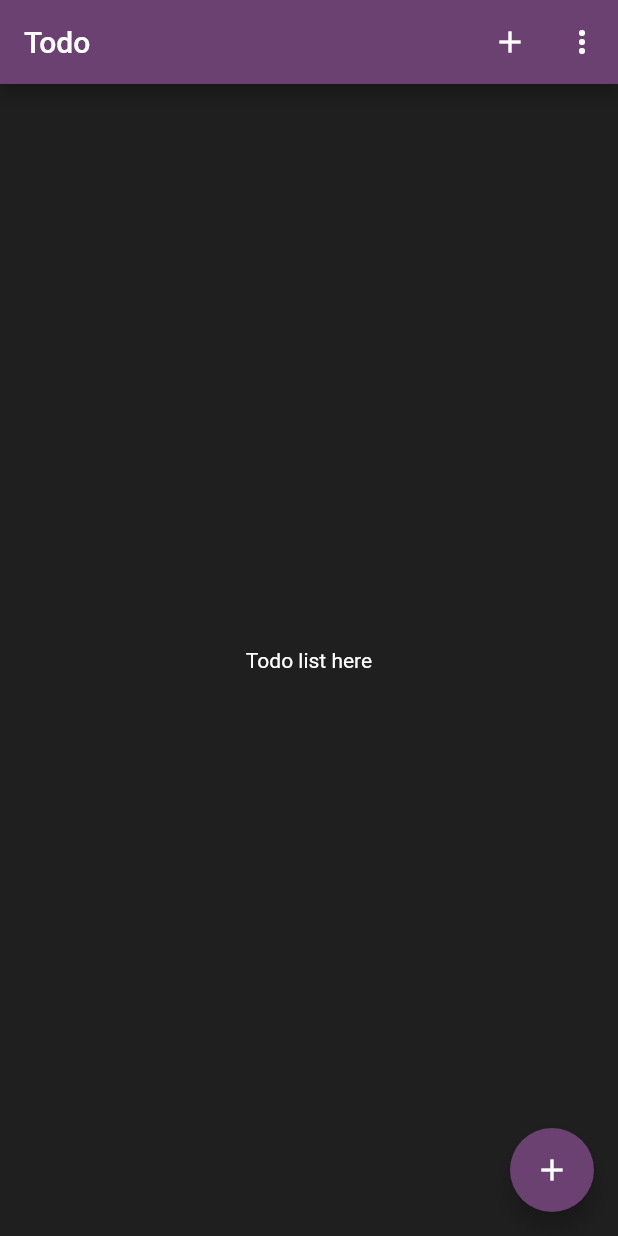
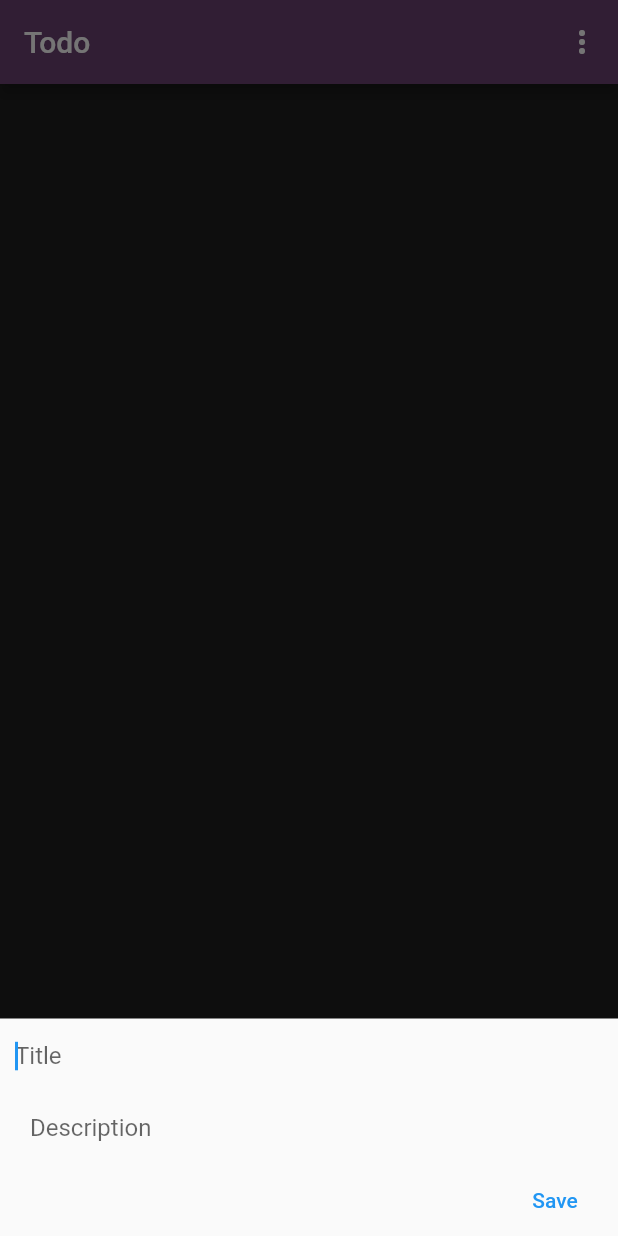
Before and after one commit to SunkenInTime/Boyant-Notes, a Flutter app: the TodoView screen opened directly, after a tap on the "add" icon, on a phone screen of 412 x 824 dp. Run offline on Flutter 3.47's test engine with Material 2 defaults, Android fonts, the phone set to English and light mode, and no system bars; our stand-ins replace cloud_firestore, firebase_auth, firebase_core, share_plus; accounts and stored records are empty.

Commit message:
Visible todo items

```diff
--- a/lib/utilities/dialogs/delete_dialog.dart
+++ b/lib/utilities/dialogs/delete_dialog.dart
@@ -4,8 +4,8 @@ import 'package:mynotes/utilities/dialogs/show_dialog.dart';
 Future<bool> showDeleteDialog(BuildContext context) {
   return showGenericDialog(
     context: context,
-    title: "Delete note",
-    content: "Are you sure you want to delete this note forever?",
+    title: "Delete item",
+    content: "Are you sure you want to delete this item forever?",
     optionsBuilder: () => {
       "Cancel": false,
       "Yes": true,
--- /dev/null
+++ b/lib/views/todo/todo_list_view.dart
@@ -0,0 +1,71 @@
+import 'package:flutter/material.dart';
+import 'package:mynotes/utilities/dialogs/delete_dialog.dart';
+
+import '../../services/cloud/todo/cloud_todo.dart';
+
+typedef TodoCallback = void Function(CloudTodo todo);
+
+class TodoListView extends StatelessWidget {
+  final Iterable<CloudTodo> todos;
+  final TodoCallback onDeleteTodo;
+  final TodoCallback onTap;
+  final TodoCallback onCheckTrue;
+  final TodoCallback onCheckFalse;
+
+  const TodoListView(
+      {Key? key,
+      required this.todos,
+      required this.onDeleteTodo,
+      required this.onTap,
+      required this.onCheckTrue,
+      required this.onCheckFalse})
+      : super(key: key);
+
+  @override
+  Widget build(BuildContext context) {
+    return ListView.builder(
+      itemCount: todos.length,
+      itemBuilder: (context, index) {
+        final todo = todos.elementAt(index);
+        return ListTile(
+          onTap: () {
+            onTap(todo);
+          },
+          title: Text(
+            todo.title,
+            style: const TextStyle(color: Colors.white),
+          ),
+          subtitle: Text(
+            todo.description,
+            style: const TextStyle(color: Colors.white70),
+            maxLines: 1,
+            softWrap: true,
+            overflow: TextOverflow.ellipsis,
+          ),
+          trailing: IconButton(
+            onPressed: () async {
+              final shouldDelete = await showDeleteDialog(context);
+              if (shouldDelete) {
+                onDeleteTodo(todo);
+              }
+            },
+            icon: const Icon(
+              Icons.delete,
+              color: Color.fromARGB(255, 102, 102, 102),
+            ),
+          ),
+          leading: Checkbox(
+            value: todo.isChecked,
+            onChanged: (value) {
+              if (value == true) {
+                onCheckTrue(todo);
+              } else {
+                onCheckFalse(todo);
+              }
+            },
+          ),
+        );
+      },
+    );
+  }
+}
--- a/lib/views/todo/todo_view.dart
+++ b/lib/views/todo/todo_view.dart
@@ -1,5 +1,8 @@
+// ignore_for_file: use_build_context_synchronously
+
 import 'package:flutter/material.dart';
 import 'package:mynotes/services/cloud/firebase_cloud_storage.dart';
+import 'package:mynotes/views/todo/todo_list_view.dart';
 
 import '../../constants/routes.dart';
 import '../../enums/menu_action.dart';
@@ -19,6 +22,7 @@ class _TodoViewState extends State<TodoView> {
   late final FirebaseCloudStorage _todoService;
   late final TextEditingController _titleController;
   late final TextEditingController _descriptionController;
+  String get userId => AuthService.firebase().currentUser!.id;
 
   @override
   void initState() {
@@ -29,6 +33,13 @@ class _TodoViewState extends State<TodoView> {
   }
 
   @override
+  void dispose() {
+    _titleController.dispose();
+    _descriptionController.dispose();
+    super.dispose();
+  }
+
+  @override
   Widget build(BuildContext context) {
     return Scaffold(
       backgroundColor: bgColor,
@@ -36,10 +47,6 @@ class _TodoViewState extends State<TodoView> {
         title: const Text("Todo"),
         backgroundColor: themeColor,
         actions: [
-          IconButton(
-            onPressed: () {},
-            icon: const Icon(Icons.add),
-          ),
           PopupMenuButton<MenuAction>(
             onSelected: (value) async {
               switch (value) {
@@ -68,11 +75,51 @@ class _TodoViewState extends State<TodoView> {
           ),
         ],
       ),
-      body: const Center(
-        child: Text(
-          "Todo list here",
-          style: TextStyle(color: Colors.white),
-        ),
+      body: StreamBuilder(
+        stream: _todoService.allTodo(ownerUserId: userId),
+        builder: ((context, snapshot) {
+          switch (snapshot.connectionState) {
+            case ConnectionState.waiting:
+
+            case ConnectionState.active:
+              if (snapshot.hasData) {
+                final allTodo = snapshot.data as Iterable<CloudTodo>;
+                return TodoListView(
+                  todos: allTodo,
+                  onDeleteTodo: (todo) async {
+                    await _todoService.deleteTodo(documentId: todo.documentId);
+                  },
+                  onTap: (todo) {
+                    print("");
+                  },
+                  onCheckTrue: (todo) async {
+                    await _todoService.checkTodo(
+                        documentId: todo.documentId, isChecked: true);
+                  },
+                  onCheckFalse: (todo) async {
+                    await _todoService.checkTodo(
+                        documentId: todo.documentId, isChecked: false);
+                  },
+                );
+              } else {
+                return Center(
+                  child: SizedBox(
+                    width: sizedBoxWidth,
+                    height: sizedBoxHeight,
+                    child: Center(child: loadingCircle),
+                  ),
+                );
+              }
+            default:
+              return Center(
+                child: SizedBox(
+                  width: sizedBoxWidth,
+                  height: sizedBoxHeight,
+                  child: Center(child: loadingCircle),
+                ),
+              );
+          }
+        }),
       ),
       floatingActionButton: FloatingActionButton(
         onPressed: (() {
@@ -88,15 +135,10 @@ class _TodoViewState extends State<TodoView> {
   showTextAreaSheet(BuildContext context) async {
     final currentUser = AuthService.firebase().currentUser!;
     final userId = currentUser.id;
-    final CloudTodo todo =
-        await _todoService.createNewTodo(ownerUserId: userId);
-
-    void _titleControllerListener() async {
-      final title = _titleController.text;
-    }
 
     showModalBottomSheet(
         isScrollControlled: true,
+        isDismissible: true,
         context: context,
         builder: (BuildContext context) {
           return Padding(
@@ -108,24 +150,51 @@ class _TodoViewState extends State<TodoView> {
               mainAxisSize: MainAxisSize.min,
               children: [
                 createSpace(1),
-                const TextField(
+                TextField(
+                  controller: _titleController,
                   keyboardType: TextInputType.multiline,
                   autofocus: true,
                   maxLines: null,
-                  decoration: InputDecoration(
+                  decoration: const InputDecoration(
                     contentPadding: EdgeInsets.only(left: 10),
                     border: InputBorder.none,
                     hintText: "Title",
                   ),
                 ),
-                const TextField(
-                  style: TextStyle(height: 1),
-                  decoration: InputDecoration(
+                TextField(
+                  controller: _descriptionController,
+                  maxLines: null,
+                  minLines: 1,
+                  style: const TextStyle(height: 1),
+                  decoration: const InputDecoration(
                     border: InputBorder.none,
                     contentPadding: EdgeInsets.only(left: 20),
                     hintText: "Description",
                   ),
                 ),
+                Container(
+                  margin: const EdgeInsets.only(right: 10),
+                  child: Row(
+                    mainAxisAlignment: MainAxisAlignment.end,
+                    children: [
+                      TextButton(
+                          onPressed: () async {
+                            final CloudTodo todo = await _todoService
+                                .createNewTodo(ownerUserId: userId);
+                            final title = _titleController.text;
+                            final description = _descriptionController.text;
+                            await _todoService.updateTodo(
+                                documentId: todo.documentId,
+                                title: title,
+                                description: description);
+                            Navigator.pop(context);
+                            _titleController.text = "";
+                            _descriptionController.text = "";
+                          },
+                          child: const Text("Save")),
+                    ],
+                  ),
+                )
               ],
             ),
           );
```
Also changed, not shown: lib/main.dart (+7 -0 lines).
